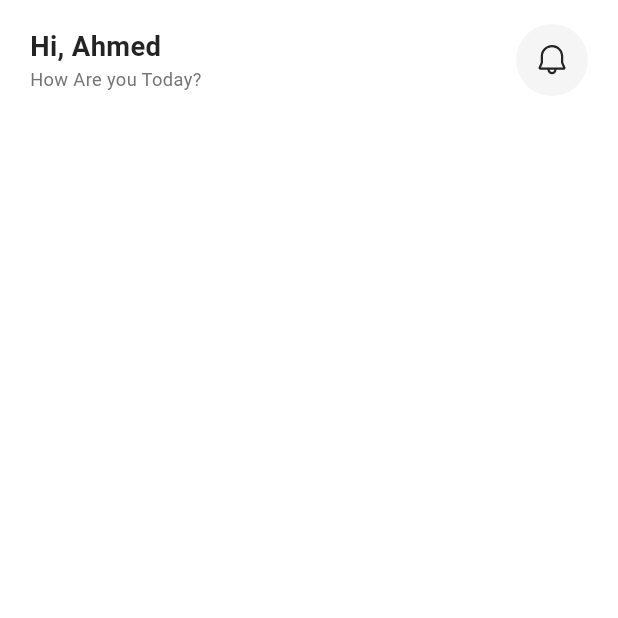
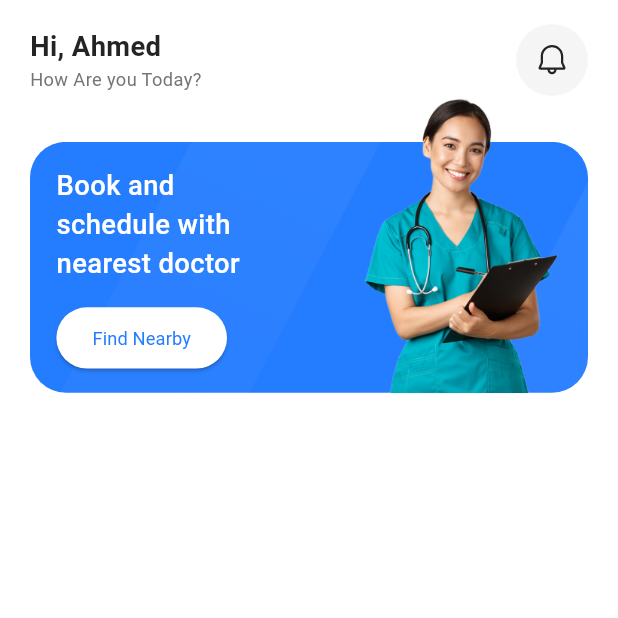
Before and after one commit to Ahmed-miska/Doc-App, a Flutter app: the HomeScreen screen opened by its route, on a phone screen of 412 x 824 dp, the top half of it. Run offline on Flutter 3.47's test engine with Material 3 defaults, Android fonts, the phone set to English and light mode, and no system bars; our stand-ins replace dio, firebase_core, flutter_bloc, flutter_screenutil, flutter_svg, freezed_annotation and 3 more; accounts and stored records are empty; generated files the repository leaves out were written again.

Commit message:
- added some textstyles - added home blue container

```diff
--- a/lib/core/theming/styles.dart
+++ b/lib/core/theming/styles.dart
@@ -34,6 +34,12 @@ class TextStyles {
     color: ColorsManager.darkBlue,
   );
 
+    static TextStyle font12BlueRegular = TextStyle(
+    fontSize: 12.sp,
+    fontWeight: FontWeightHelper.regular,
+    color: ColorsManager.mainBlue,
+  );
+
   static TextStyle font13DarkBlueMedium = TextStyle(
     fontSize: 13.sp,
     fontWeight: FontWeightHelper.medium,
@@ -45,7 +51,6 @@ class TextStyles {
     fontWeight: FontWeightHelper.bold,
     color: ColorsManager.darkBlue,
   );
-
 
   static TextStyle font12GrayRegular = TextStyle(
     fontSize: 12.sp,
@@ -106,4 +111,10 @@ class TextStyles {
     fontWeight: FontWeightHelper.semiBold,
     color: ColorsManager.mainBlue,
   );
+
+  static TextStyle font18WhiteMedium = TextStyle(
+    fontSize: 18.sp,
+    fontWeight: FontWeightHelper.medium,
+    color: Colors.white,
+  );
 }
--- a/lib/features/home/ui/home_screen.dart
+++ b/lib/features/home/ui/home_screen.dart
@@ -1,5 +1,7 @@
 import 'package:flutter/material.dart';
 import 'package:flutter_complete_project/features/home/ui/widgets/home_top_bar.dart';
+
+import 'widgets/doctors_blue_container.dart';
 
 class HomeScreen extends StatelessWidget {
   const HomeScreen({super.key});
@@ -15,6 +17,7 @@ class HomeScreen extends StatelessWidget {
             crossAxisAlignment: CrossAxisAlignment.start,
             children: [
               HomeTopBar(),
+              DoctorsBlueContainer(),
             ],
           ),
         ),
--- /dev/null
+++ b/lib/features/home/ui/widgets/doctors_blue_container.dart
@@ -0,0 +1,59 @@
+import 'package:flutter/material.dart';
+import 'package:flutter_complete_project/core/helpers/spacing.dart';
+import 'package:flutter_complete_project/core/theming/styles.dart';
+import 'package:flutter_screenutil/flutter_screenutil.dart';
+
+class DoctorsBlueContainer extends StatelessWidget {
+  const DoctorsBlueContainer({super.key});
+
+  @override
+  Widget build(BuildContext context) {
+    return SizedBox(
+      height: 195.h,
+      child: Stack(
+        alignment: Alignment.bottomCenter,
+        children: [
+          Container(
+            height: 165.h,
+            width: double.infinity,
+            padding: EdgeInsets.symmetric(horizontal: 16.w, vertical: 16.h),
+            decoration: BoxDecoration(
+              borderRadius: BorderRadius.circular(24),
+              image: const DecorationImage(
+                image: AssetImage('assets/images/home_blue_pattern.png'),
+                fit: BoxFit.cover,
+              ),
+            ),
+            child: Column(
+              crossAxisAlignment: CrossAxisAlignment.start,
+              children: [
+                Text('Book and\nschedule with\nnearest doctor', style: TextStyles.font18WhiteMedium),
+                verticalSpace(16),
+                Expanded(
+                  child: ElevatedButton(
+                    onPressed: () {},
+                    style: ElevatedButton.styleFrom(
+                      backgroundColor: Colors.white,
+                      shape: RoundedRectangleBorder(
+                        borderRadius: BorderRadius.circular(40),
+                      ),
+                    ),
+                    child: Text('Find Nearby', style: TextStyles.font12BlueRegular),
+                  ),
+                ),
+              ],
+            ),
+          ),
+          Positioned(
+            right: 16,
+            bottom: 0,
+            child: Image.asset(
+              'assets/images/home_doc.png',
+              height: 195.h,
+            ),
+          ),
+        ],
+      ),
+    );
+  }
+}
```
Also changed, not shown: assets/images/home_blue_pattern.png (added), assets/images/home_doc.png (added). Lines whose indentation alone changed are shown as unchanged.
